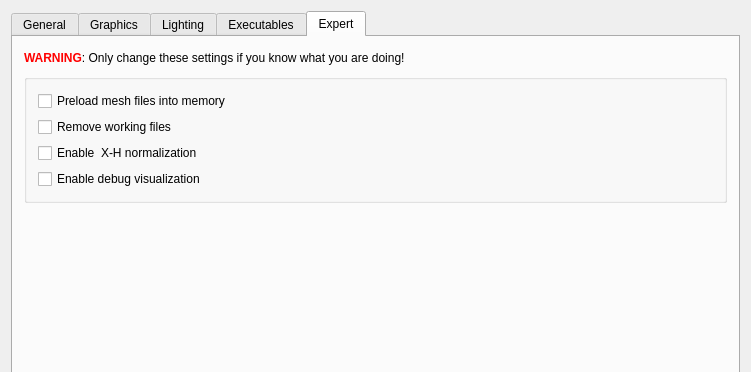
Above: src/preferencesdialog.ui from peterspackman/crystalexplorer before the change; both pictures show x 0 to 751 and y 0 to 372 of the 751 by 754 pixel window. Below: the same form after it.
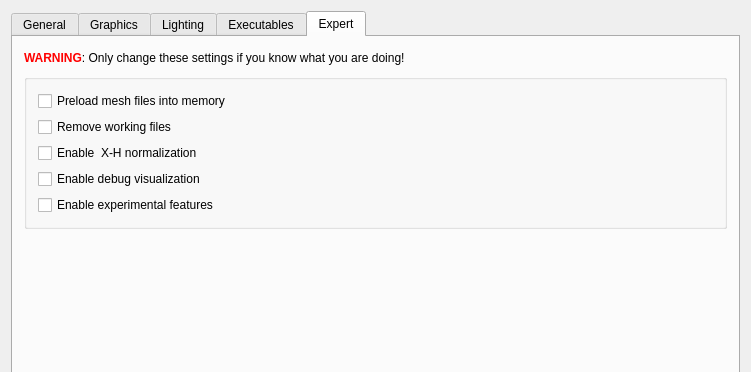
That is the form after the change.

The edit to the form file:
```diff
--- a/src/preferencesdialog.ui
+++ b/src/preferencesdialog.ui
@@ -1383,6 +1383,16 @@
             </property>
            </widget>
           </item>
+          <item row="4" column="0">
+           <widget class="QCheckBox" name="enableExperimentalFeaturesCheckBox">
+            <property name="toolTip">
+             <string>Enable experimental features such as elastic tensor estimation and pair energy export to JSON.</string>
+            </property>
+            <property name="text">
+             <string>Enable experimental features</string>
+            </property>
+           </widget>
+          </item>
          </layout>
         </widget>
        </item>
```
